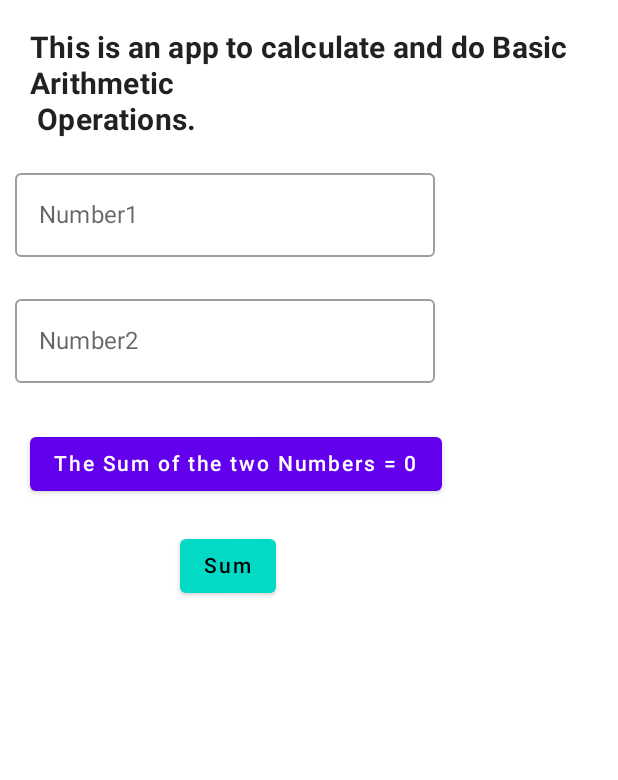
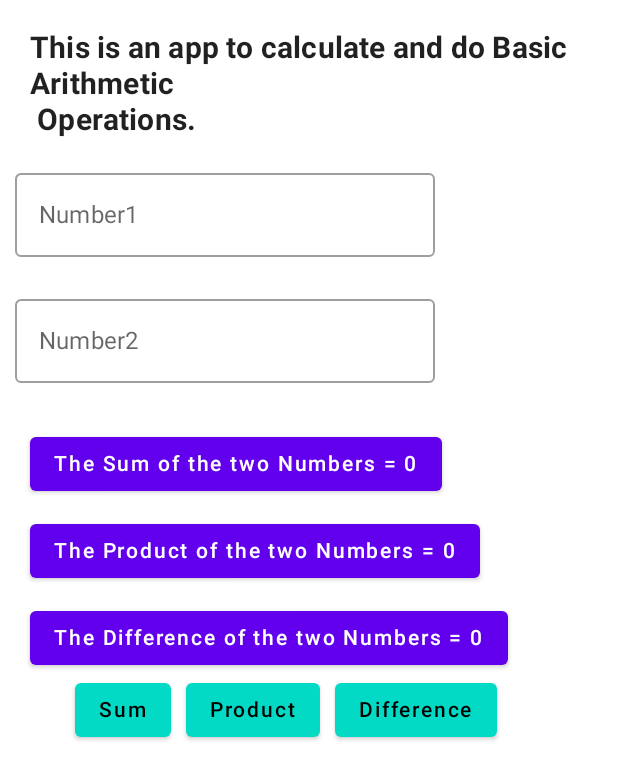
Before and after one commit to OGOLA-SOSPETER/CalculatorApp, an Android app built with Jetpack Compose: the screen it shows after launch (MainActivity), on a phone screen of 412 x 824 dp. Shown: the top 780 px of the screen. Run offline under Robolectric (Android 15) with nearby library versions, the phone set to English and light mode, and no system bars.

Commit message:
My Calculator App Updates

```diff
--- a/app/src/debug/res/mipmap-anydpi-v26/ic_launcher.xml
+++ /dev/null
@@ -1,5 +0,0 @@
-<?xml version="1.0" encoding="utf-8"?>
-<adaptive-icon xmlns:android="http://schemas.android.com/apk/res/android">
-    <background android:drawable="@drawable/ic_launcher_background"/>
-    <foreground android:drawable="@mipmap/ic_launcher_foreground"/>
-</adaptive-icon>
--- a/app/src/debug/res/mipmap-anydpi-v26/ic_launcher_round.xml
+++ /dev/null
@@ -1,5 +0,0 @@
-<?xml version="1.0" encoding="utf-8"?>
-<adaptive-icon xmlns:android="http://schemas.android.com/apk/res/android">
-    <background android:drawable="@drawable/ic_launcher_background"/>
-    <foreground android:drawable="@mipmap/ic_launcher_foreground"/>
-</adaptive-icon>
--- a/app/src/main/java/com/developerapplications/calculatorapp/MainActivity.kt
+++ b/app/src/main/java/com/developerapplications/calculatorapp/MainActivity.kt
@@ -39,6 +39,8 @@ fun Arithmetic() {
     var number1 by remember{ mutableStateOf(TextFieldValue("")) }
     var number2 by remember{ mutableStateOf(TextFieldValue(""))}
     var sum by rememberSaveable{mutableStateOf(0)}
+    var product by rememberSaveable{mutableStateOf(0)}
+    var sub by rememberSaveable{mutableStateOf(0)}
     Column {
         Text(
             AnnotatedString(text = "This is an app to calculate and do Basic Arithmetic\n Operations."),
@@ -71,25 +73,59 @@ fun Arithmetic() {
         Button(modifier = Modifier.offset(20.dp,30.dp),onClick = {  }) {
             Text(text = "The Sum of the two Numbers = $sum")
         }
-        Spacer(modifier = Modifier.height(40.dp))
+        Spacer(modifier = Modifier.height(10.dp))
 
-        Button(modifier = Modifier.offset(120.dp,10.dp), onClick = {
+        Button(modifier = Modifier.offset(20.dp,30.dp),onClick = {  }) {
+            Text(text = "The Product of the two Numbers = $product")
+        }
+        Spacer(modifier = Modifier.height(10.dp))
 
+        Button(modifier = Modifier.offset(20.dp,30.dp),onClick = {  }) {
+            Text(text = "The Difference of the two Numbers = $sub")
+        }
+        Spacer(modifier = Modifier.height(20.dp))
+Row(horizontalArrangement = Arrangement.spacedBy(10.dp)) {
+    Button(
+        modifier = Modifier.offset(50.dp, 10.dp), onClick = {
             val num = number1.text.toInt()
             val numb = number2.text.toInt()
+            if (num != 0 && numb != 0) {
+                sum = num + numb
+            }
+        },
+        colors = ButtonDefaults.buttonColors(backgroundColor = MaterialTheme.colors.secondary)
+    )
+    {Text(text = "Sum")}
 
-            if (num != 0 && numb != 0){
-               sum = num + numb
+    Button(
+        modifier = Modifier.offset(50.dp, 10.dp), onClick = {
+            val num = number1.text.toInt()
+            val numb = number2.text.toInt()
+            if (num != 0 && numb != 0) {
+                product = num * numb
+            }
+        },
+        colors = ButtonDefaults.buttonColors(backgroundColor = MaterialTheme.colors.secondary)
+    )
+    {Text(text = "Product")}
 
+    Button(
+        modifier = Modifier.offset(50.dp, 10.dp), onClick = {
+            val num = number1.text.toInt()
+            val numb = number2.text.toInt()
+            sub = if (num > numb ) {
+                num - numb
+            } else{
+                numb - num
             }
-
-        },
-            colors = ButtonDefaults.buttonColors(backgroundColor = MaterialTheme.colors.secondary))
-        {
-            Text(text = "Sum")
-        }
+            }
+        ,
+        colors = ButtonDefaults.buttonColors(backgroundColor = MaterialTheme.colors.secondary)
+    )
+    {Text(text = "Difference")}
 
 
+}
     }
 }
 
```
Also changed, not shown: app/src/debug/res/drawable/ic_launcher_background.xml (deleted, +0 -74 lines), app/src/debug/ic_launcher-playstore.png, app/src/debug/res/mipmap-hdpi/ic_launcher.png (deleted), app/src/debug/res/mipmap-hdpi/ic_launcher_foreground.png (deleted), app/src/debug/res/mipmap-hdpi/ic_launcher_round.png (deleted), app/src/debug/res/mipmap-mdpi/ic_launcher.png (deleted), app/src/debug/res/mipmap-mdpi/ic_launcher_foreground.png (deleted), app/src/debug/res/mipmap-mdpi/ic_launcher_round.png (deleted), app/src/debug/res/mipmap-xhdpi/ic_launcher.png (deleted), app/src/debug/res/mipmap-xhdpi/ic_launcher_foreground.png (deleted), app/src/debug/res/mipmap-xhdpi/ic_launcher_round.png (deleted), app/src/debug/res/mipmap-xxhdpi/ic_launcher.png (deleted), app/src/debug/res/mipmap-xxhdpi/ic_launcher_foreground.png (deleted), app/src/debug/res/mipmap-xxhdpi/ic_launcher_round.png (deleted), 3 more files.
